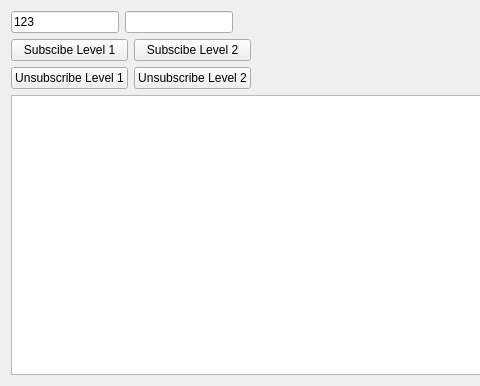
Before: the Qt Designer form serum-vial-python/UI/form.ui in TradingForge/SerumFixServer, drawn with Qt 5; both pictures show x 0 to 480 and y 0 to 386 of the 705 by 386 pixel window.
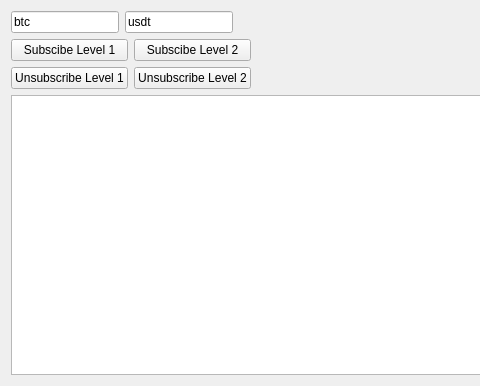
After: the same form once the commit is applied.

```diff
--- a/serum-vial-python/UI/form.ui
+++ b/serum-vial-python/UI/form.ui
@@ -25,7 +25,7 @@
         </sizepolicy>
        </property>
        <property name="text">
-        <string>123</string>
+        <string>btc</string>
        </property>
       </widget>
      </item>
@@ -37,6 +37,9 @@
          <verstretch>0</verstretch>
         </sizepolicy>
        </property>
+       <property name="text">
+        <string>usdt</string>
+       </property>
       </widget>
      </item>
      <item>
```
